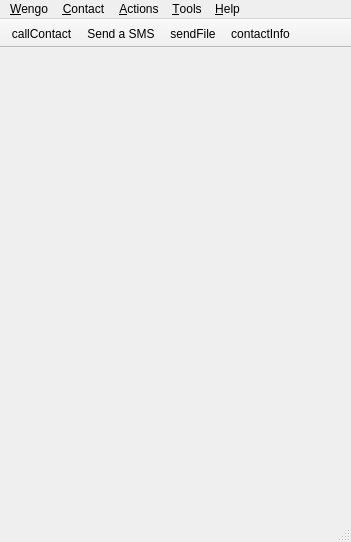
Above: wengophone/src/presentation/qt/chat/ChatMainWindow.ui from tkrotoff/WengoPhone before the change. Below: the same form after it.
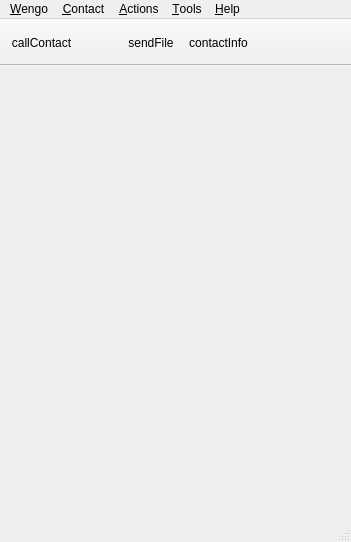
That is the form after the change. Icons and pictures are not drawn.

Commit message: - Fix systray problem - Chat window menu simplified

```diff
--- a/wengophone/src/presentation/qt/chat/ChatMainWindow.ui
+++ b/wengophone/src/presentation/qt/chat/ChatMainWindow.ui
@@ -158,12 +158,6 @@
   <action name="actionShowHideOfflineContacts" />
   <action name="actionShowHideContactGroups" />
   <action name="actionSendSms" >
-   <property name="icon" >
-    <iconset resource="../wengophone.qrc" >:/pics/history/sms_sent.png</iconset>
-   </property>
-   <property name="text" >
-    <string>Send a SMS</string>
-   </property>
   </action>
   <action name="actionCreateConferenceCall" />
   <action name="actionAcceptCall" />
```
Left out of the diff: 97 changed lines with no effect on the pictures. The commit also changes 5 other files.
